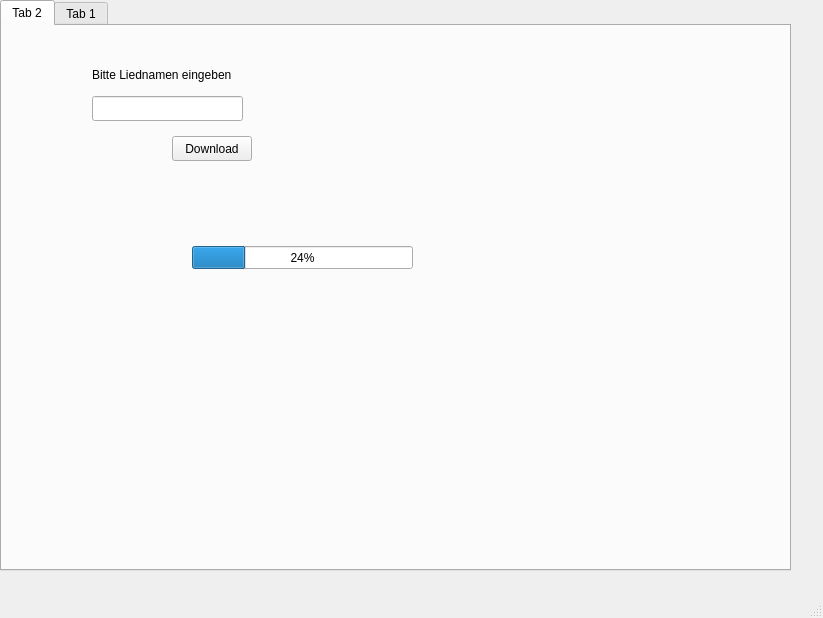
First picture: the form in gui/mainwindow.ui, repository Lukas-Heiligenbrunner/YouTubeDownloaderCPP, before the edit.
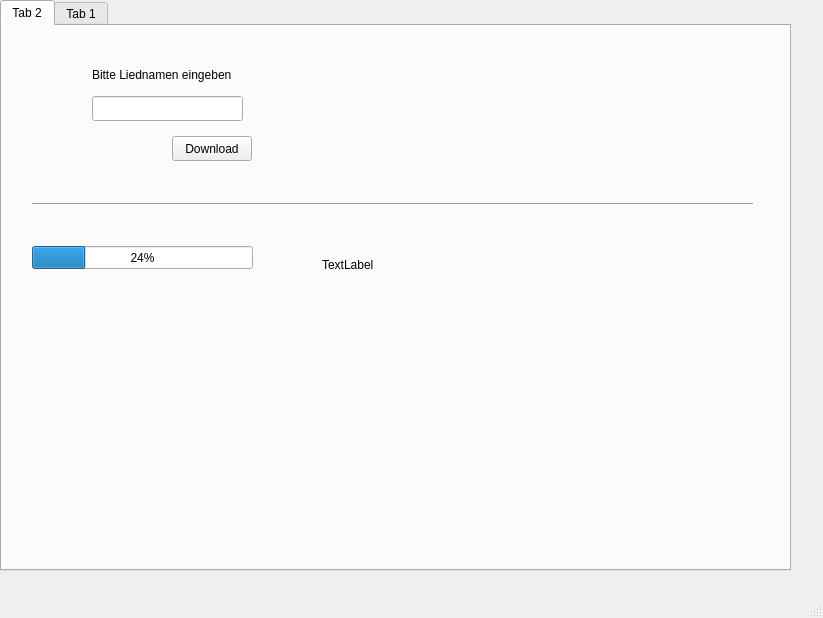
Second picture: the form after the edit.

Commit message: added finished listener and new label to display status information

Diff of the .ui file:
```diff
--- a/gui/mainwindow.ui
+++ b/gui/mainwindow.ui
@@ -62,7 +62,7 @@
      <widget class="QProgressBar" name="progressmanual">
       <property name="geometry">
        <rect>
-        <x>190</x>
+        <x>30</x>
         <y>220</y>
         <width>221</width>
         <height>23</height>
@@ -82,6 +82,32 @@
        </rect>
       </property>
      </widget>
+     <widget class="QLabel" name="infolabel">
+      <property name="geometry">
+       <rect>
+        <x>320</x>
+        <y>230</y>
+        <width>411</width>
+        <height>17</height>
+       </rect>
+      </property>
+      <property name="text">
+       <string>TextLabel</string>
+      </property>
+     </widget>
+     <widget class="Line" name="line">
+      <property name="geometry">
+       <rect>
+        <x>30</x>
+        <y>170</y>
+        <width>721</width>
+        <height>16</height>
+       </rect>
+      </property>
+      <property name="orientation">
+       <enum>Qt::Horizontal</enum>
+      </property>
+     </widget>
     </widget>
     <widget class="QWidget" name="tab">
      <attribute name="title">
```
The commit also changes 7 other files.
